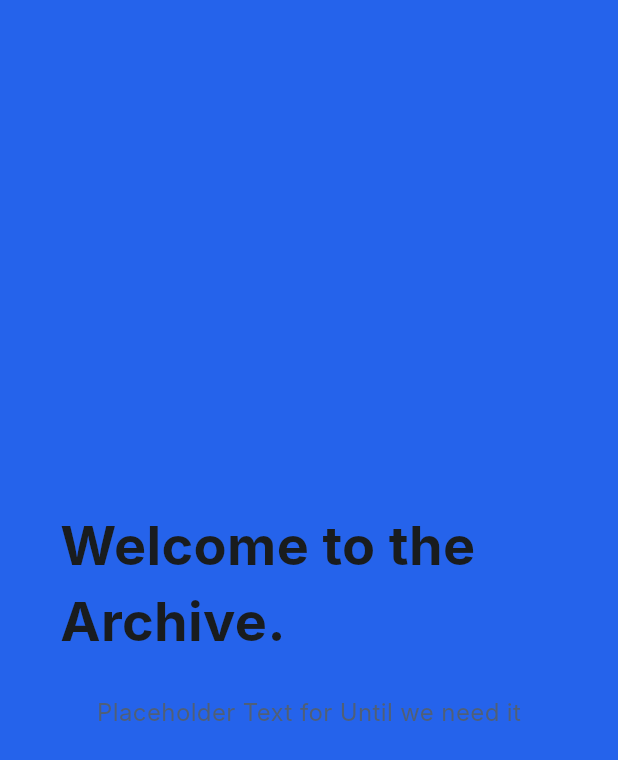
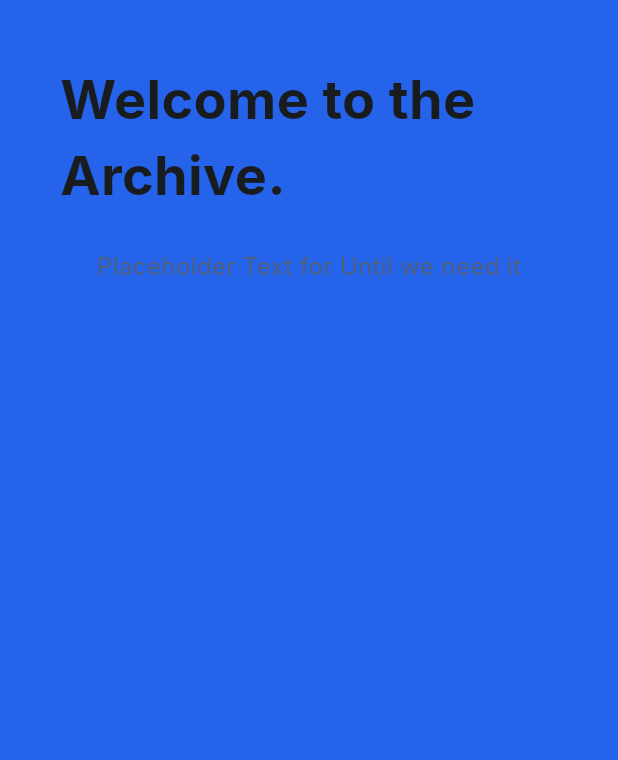
Before and after one commit to Mario-228/local_brand, a Flutter app: the TabletLoginSidebar widget shown alone on an empty page, opened directly, on a phone screen of 412 x 824 dp. Shown: the top 760 px of the screen. Run offline on Flutter 3.47's test engine with Material 3 defaults, Android fonts, the phone set to English and light mode, and no system bars; our stand-ins replace go_router; Roboto replaces fonts that are missing (Inter).

Commit message:
finalized tablet view

```diff
--- a/lib/features/login_screen/presentation/widgets/tablet_login_sidebar.dart
+++ b/lib/features/login_screen/presentation/widgets/tablet_login_sidebar.dart
@@ -3,9 +3,7 @@ import 'package:local_brand/core/utils/app_fonts/app_fonts.dart';
 import 'package:local_brand/core/utils/app_theme/app_theme_colors.dart';
 
 class TabletLoginSidebar extends StatelessWidget {
-  const TabletLoginSidebar({
-    super.key,
-  });
+  const TabletLoginSidebar({super.key});
 
   @override
   Widget build(BuildContext context) {
@@ -15,21 +13,16 @@ class TabletLoginSidebar extends StatelessWidget {
       ).extension<AppThemeColors>()!.colors.primaryContainer,
       padding: EdgeInsets.all(40),
       child: Column(
-        mainAxisAlignment: MainAxisAlignment.center,
+        mainAxisAlignment: MainAxisAlignment.start,
         children: [
           Text(
             "Welcome to the Archive.",
-            style: AppFonts.textStyleTotaLCheckoutCostBold36(
-              context,
-            ),
+            style: AppFonts.textStyleTotaLCheckoutCostBold36(context),
           ),
           SizedBox(height: 24),
           Text(
             'Placeholder Text for Until we need it',
-            style:
-                AppFonts.textStyleLoginScreenDescriptionRegular16(
-                  context,
-                ),
+            style: AppFonts.textStyleLoginScreenDescriptionRegular16(context),
           ),
         ],
       ),
```
Also changed, not shown: lib/features/login_screen/presentation/layouts/tablet_login_view.dart (+5 -2 lines).
